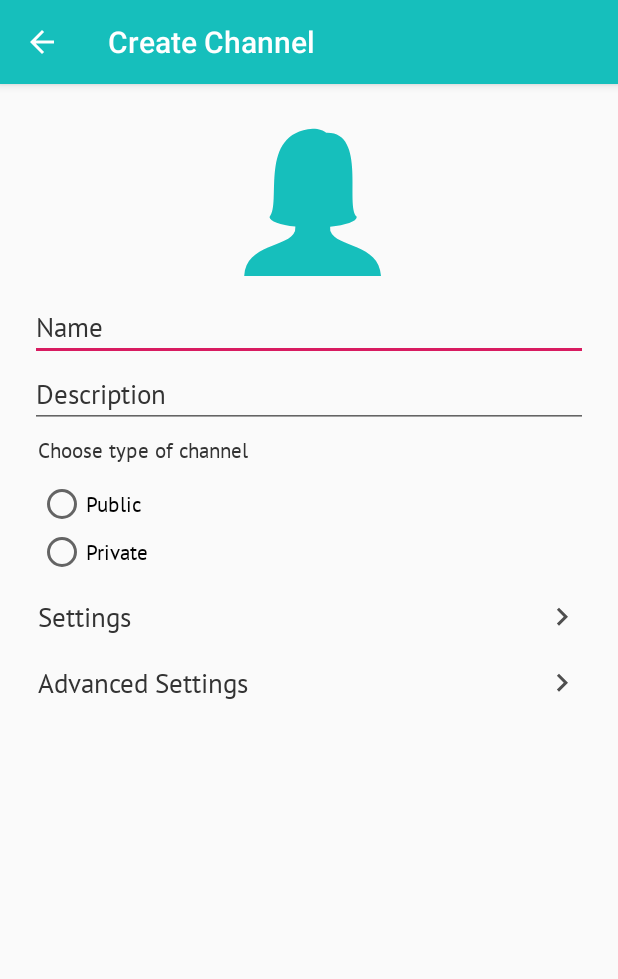
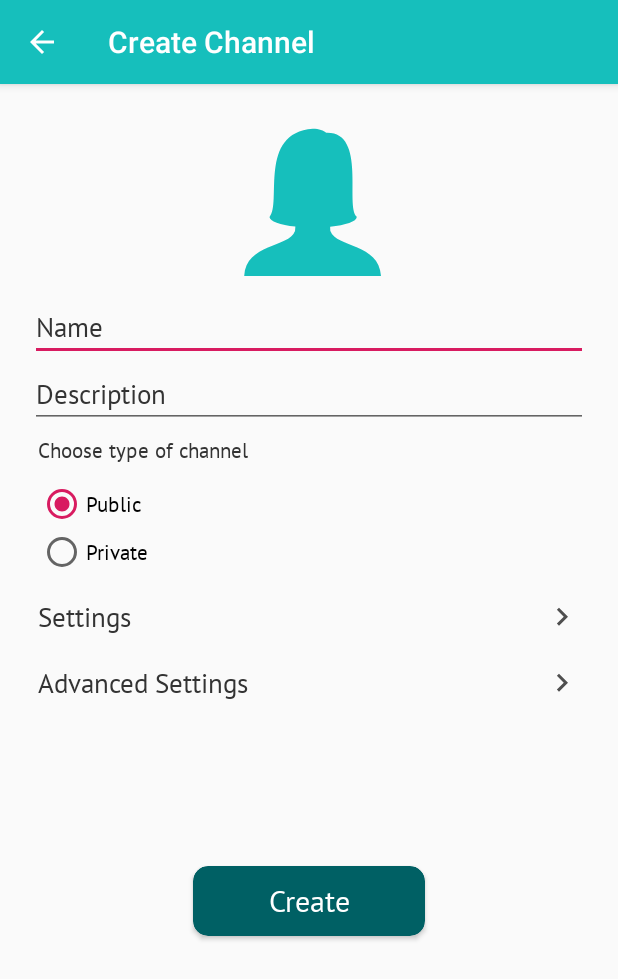
Before and after one commit to androdev700/SuperApp, an Android app: the AddActivity screen opened directly, with no data from a screen before it, on a phone screen of 412 x 824 dp. Shown: the top 979 px of the screen. Run offline under Robolectric (Android 15) with nearby library versions, the phone set to English and light mode, and no system bars.

Commit message:
ViewModel, DB, ViewModelFactory

```diff
--- a/app/build.gradle
+++ b/app/build.gradle
@@ -37,6 +37,7 @@ dependencies {
 
     // Room android database
     implementation "android.arch.persistence.room:runtime:$room_version"
+    annotationProcessor "android.arch.persistence.room:compiler:$room_version"
 
     // Glide
     implementation 'com.github.bumptech.glide:glide:4.8.0'
--- a/app/src/main/java/com/oldmen/superapp/db/dao/ChannelDao.java
+++ b/app/src/main/java/com/oldmen/superapp/db/dao/ChannelDao.java
@@ -1,12 +1,21 @@
 package com.oldmen.superapp.db.dao;
 
+import androidx.lifecycle.LiveData;
 import androidx.room.Dao;
 import androidx.room.Insert;
+import androidx.room.OnConflictStrategy;
+import androidx.room.Query;
+
+import com.oldmen.superapp.db.model.Channel;
+
+import java.util.List;
 
 @Dao
 public interface ChannelDao {
-    @Insert
-    void insert();
 
+    @Insert(onConflict = OnConflictStrategy.IGNORE)
+    void insert(Channel channel);
 
+    @Query("SELECT * FROM Channel")
+    LiveData<List<Channel>> getAllChannels();
 }
--- a/app/src/main/java/com/oldmen/superapp/db/handler/SuperDatabase.java
+++ b/app/src/main/java/com/oldmen/superapp/db/handler/SuperDatabase.java
@@ -22,6 +22,7 @@ public abstract class SuperDatabase extends RoomDatabase {
                 if (INSTANCE == null) {
                     INSTANCE = Room.databaseBuilder(context.getApplicationContext(),
                             SuperDatabase.class, "super.db")
+                            .allowMainThreadQueries()
                             .build();
                 }
             }
--- a/app/src/main/java/com/oldmen/superapp/ui/activity/MainActivity.java
+++ b/app/src/main/java/com/oldmen/superapp/ui/activity/MainActivity.java
@@ -13,7 +13,7 @@ import androidx.fragment.app.FragmentTransaction;
 import com.google.android.material.bottomnavigation.BottomNavigationView;
 import com.oldmen.superapp.R;
 import com.oldmen.superapp.ui.activity.addChannel.AddActivity;
-import com.oldmen.superapp.ui.fragment.HomeFragment;
+import com.oldmen.superapp.ui.fragment.home.HomeFragment;
 import com.oldmen.superapp.ui.fragment.ProfileFragment;
 import com.oldmen.superapp.ui.fragment.discovery.DiscoveryFragment;
 
--- a/app/src/main/java/com/oldmen/superapp/ui/activity/addChannel/AddActivity.java
+++ b/app/src/main/java/com/oldmen/superapp/ui/activity/addChannel/AddActivity.java
@@ -3,16 +3,26 @@ package com.oldmen.superapp.ui.activity.addChannel;
 import android.content.Context;
 import android.content.Intent;
 import android.os.Bundle;
+import android.util.Log;
 import android.view.View;
+import android.widget.EditText;
+import android.widget.RadioGroup;
 import android.widget.TextView;
+import android.widget.Toast;
 
 import androidx.appcompat.app.AppCompatActivity;
+import androidx.cardview.widget.CardView;
 
 import com.oldmen.superapp.R;
+import com.oldmen.superapp.db.dao.ChannelDao;
+import com.oldmen.superapp.db.handler.SuperDatabase;
+import com.oldmen.superapp.db.model.Channel;
 
 public class AddActivity extends AppCompatActivity {
 
     TextView settingsView, advancedSettingsView;
+    EditText nameEt, descriptionEt;
+    RadioGroup channelType;
     Context mContext;
 
     @Override
@@ -22,6 +32,12 @@ public class AddActivity extends AppCompatActivity {
 
         settingsView = findViewById(R.id.settings);
         advancedSettingsView = findViewById(R.id.settings_advanced);
+
+        nameEt = findViewById(R.id.name);
+        descriptionEt = findViewById(R.id.description);
+
+        channelType = findViewById(R.id.radio_group);
+        channelType.check(R.id.type_public);
 
         mContext = this;
 
@@ -38,5 +54,39 @@ public class AddActivity extends AppCompatActivity {
                 startActivity(new Intent(mContext, AdvancedSettingsActivity.class));
             }
         });
+
+        CardView createChannel = findViewById(R.id.create_channel);
+        createChannel.setOnClickListener(new View.OnClickListener() {
+            @Override
+            public void onClick(View view) {
+                createChannel();
+            }
+        });
+    }
+
+    private void createChannel() {
+        String name = nameEt.getText().toString();
+        String description = descriptionEt.getText().toString();
+        String type = "";
+        if (channelType.getCheckedRadioButtonId() == R.id.type_public) {
+            type = "public";
+        } else {
+            type = "private";
+        }
+
+        if (name.equals("")) {
+            nameEt.setError("Please provide a name to the channel");
+            return;
+        } else if (description.equals("")) {
+            descriptionEt.setError("Please provide a description to the channel");
+            return;
+        }
+
+        Channel channel = new Channel(Integer.toString((int) (Math.random() * 10000)), name, type, description);
+
+        ChannelDao channelDao = SuperDatabase.getInstance(this).channelDao();
+        channelDao.insert(channel);
+        Toast.makeText(this, "Creating channel", Toast.LENGTH_SHORT).show();
+        finish();
     }
 }
--- a/app/src/main/res/layout/activity_add.xml
+++ b/app/src/main/res/layout/activity_add.xml
@@ -1,5 +1,6 @@
 <?xml version="1.0" encoding="utf-8"?>
 <ScrollView xmlns:android="http://schemas.android.com/apk/res/android"
+    xmlns:app="http://schemas.android.com/apk/res-auto"
     xmlns:tools="http://schemas.android.com/tools"
     android:layout_width="match_parent"
     android:layout_height="match_parent"
@@ -48,6 +49,7 @@
             android:textColor="@color/primaryText" />
 
         <RadioGroup
+            android:id="@+id/radio_group"
             android:layout_width="match_parent"
             android:layout_height="wrap_content"
             android:layout_margin="5dp">
@@ -96,6 +98,31 @@
             android:textColor="@color/primaryText"
             android:textSize="18sp" />
 
+        <androidx.cardview.widget.CardView
+            android:id="@+id/create_channel"
+            android:layout_width="wrap_content"
+            android:layout_height="wrap_content"
+            android:layout_gravity="center_horizontal"
+            android:layout_marginTop="100dp"
+            android:layout_marginBottom="10dp"
+            app:cardBackgroundColor="@color/colorPrimaryDark"
+            app:cardCornerRadius="10dp">
+
+            <TextView
+                android:layout_width="wrap_content"
+                android:layout_height="wrap_content"
+                android:fontFamily="@font/pt_sans"
+                android:paddingStart="50dp"
+                android:paddingTop="10dp"
+                android:paddingEnd="50dp"
+                android:paddingBottom="10dp"
+                android:text="Create"
+                android:textAlignment="center"
+                android:textColor="@android:color/white"
+                android:textSize="20sp" />
+
+        </androidx.cardview.widget.CardView>
+
     </LinearLayout>
 
 </ScrollView>
--- a/app/src/main/res/layout/fragment_home.xml
+++ b/app/src/main/res/layout/fragment_home.xml
@@ -3,7 +3,7 @@
     xmlns:tools="http://schemas.android.com/tools"
     android:layout_width="match_parent"
     android:layout_height="match_parent"
-    tools:context=".ui.fragment.HomeFragment">
+    tools:context=".ui.fragment.home.HomeFragment">
 
 
 
--- a/app/src/main/res/values/strings.xml
+++ b/app/src/main/res/values/strings.xml
@@ -1,5 +1,5 @@
 <resources>
-    <string name="app_name">SuperApp</string>
+    <string name="app_name">Oyye</string>
     <string name="title_home">Home</string>
     <string name="ok">OK</string>
     <string name="cancel">Cancel</string>
```
Also changed, not shown: app/src/main/java/com/oldmen/superapp/db/model/Channel.java (+9 -1 lines), app/src/main/java/com/oldmen/superapp/ui/fragment/HomeFragment.java (deleted, +0 -28 lines), app/src/main/java/com/oldmen/superapp/ui/fragment/home/HomeFragment.java (added, +55 -0 lines), app/src/main/java/com/oldmen/superapp/ui/fragment/home/HomeViewModel.java (added, +26 -0 lines), app/src/main/java/com/oldmen/superapp/ui/fragment/home/HomeViewModelFactory.java (added, +26 -0 lines), app/src/main/res/layout/activity_launch.xml (+10 -2 lines).
